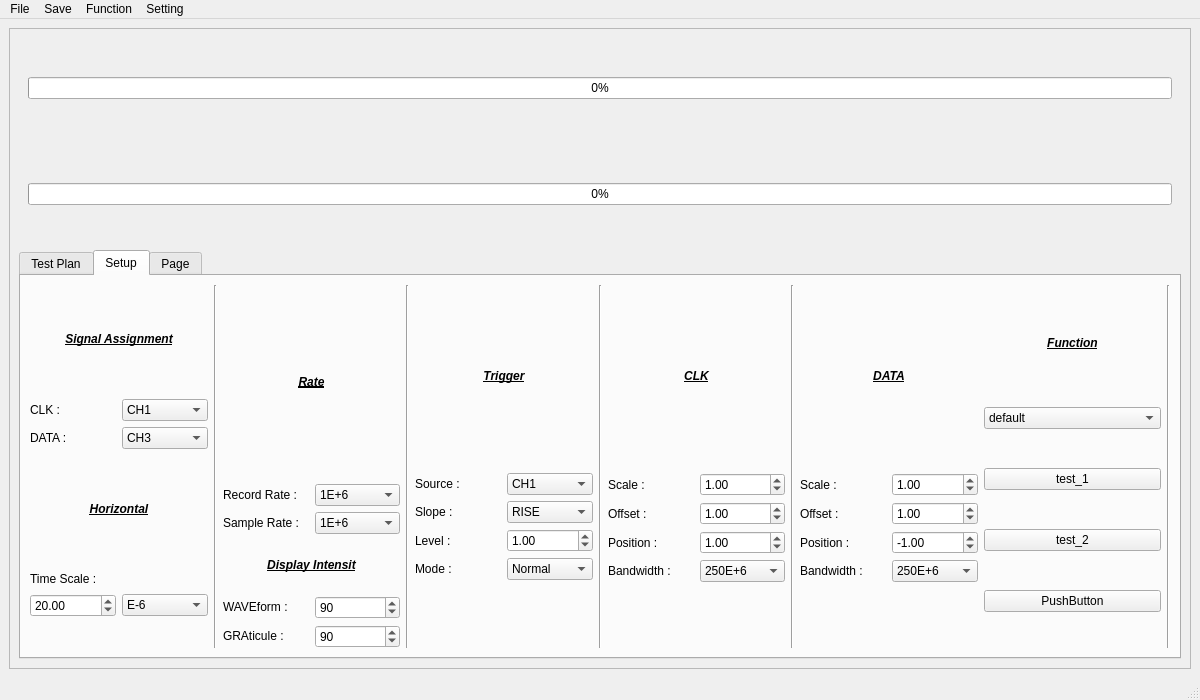
Qt form main_window.ui (106368030chentairong/SPIV-I2C) before a commit.
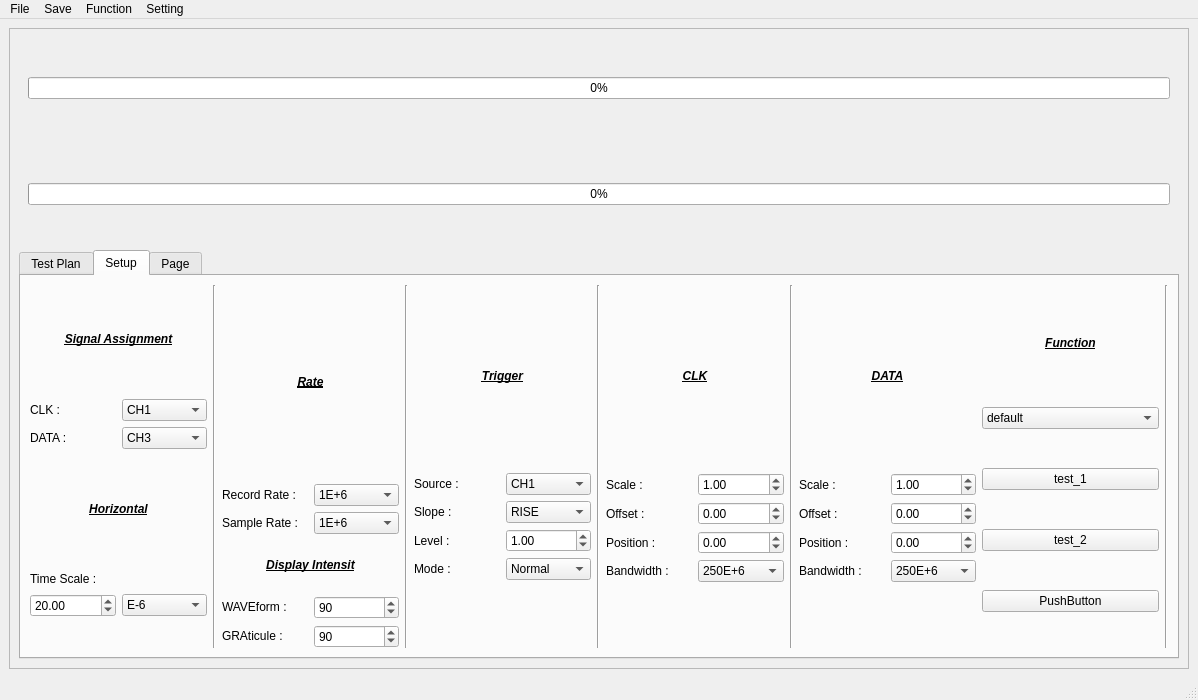
The same form after that commit. The open tabs and pages were chosen to show the change. Custom widgets are drawn as their Qt base class.

```diff
--- a/main_window.ui
+++ b/main_window.ui
@@ -6,7 +6,7 @@
    <rect>
     <x>0</x>
     <y>0</y>
-    <width>1200</width>
+    <width>1198</width>
     <height>700</height>
    </rect>
   </property>
@@ -807,7 +807,7 @@
                         <double>0.100000000000000</double>
                        </property>
                        <property name="value">
-                        <double>1.000000000000000</double>
+                        <double>0.000000000000000</double>
                        </property>
                       </widget>
                      </item>
@@ -827,7 +827,7 @@
                         <double>0.100000000000000</double>
                        </property>
                        <property name="value">
-                        <double>1.000000000000000</double>
+                        <double>0.000000000000000</double>
                        </property>
                       </widget>
                      </item>
@@ -905,7 +905,7 @@
                         <double>0.100000000000000</double>
                        </property>
                        <property name="value">
-                        <double>-1.000000000000000</double>
+                        <double>0.000000000000000</double>
                        </property>
                       </widget>
                      </item>
@@ -949,7 +949,7 @@
                         <double>0.100000000000000</double>
                        </property>
                        <property name="value">
-                        <double>1.000000000000000</double>
+                        <double>0.000000000000000</double>
                        </property>
                       </widget>
                      </item>
@@ -1308,7 +1308,7 @@
     <rect>
      <x>0</x>
      <y>0</y>
-     <width>1200</width>
+     <width>1198</width>
      <height>24</height>
     </rect>
    </property>
```
Left out of the diff: 5 changed lines with no effect on the pictures.
